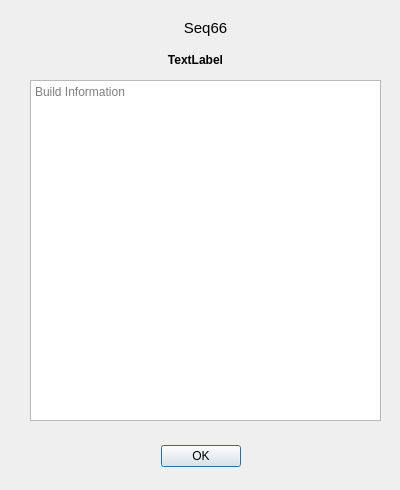
Qt form seq_qt5/forms/qsbuildinfo.ui (ahlstromcj/seq66) before a commit.
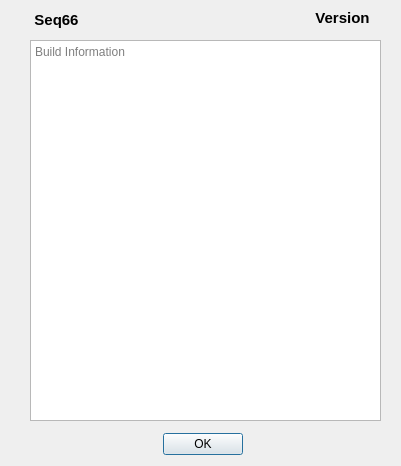
The same form after that commit.

The edit to the form file:
```diff
--- a/seq_qt5/forms/qsbuildinfo.ui
+++ b/seq_qt5/forms/qsbuildinfo.ui
@@ -6,8 +6,8 @@
    <rect>
     <x>0</x>
     <y>0</y>
-    <width>400</width>
-    <height>490</height>
+    <width>401</width>
+    <height>466</height>
    </rect>
   </property>
   <property name="windowTitle">
@@ -16,8 +16,8 @@
   <widget class="QDialogButtonBox" name="buttonBox">
    <property name="geometry">
     <rect>
-     <x>150</x>
-     <y>440</y>
+     <x>152</x>
+     <y>428</y>
      <width>91</width>
      <height>32</height>
     </rect>
@@ -32,15 +32,17 @@
   <widget class="QLabel" name="buildProgramLabel">
    <property name="geometry">
     <rect>
-     <x>40</x>
-     <y>20</y>
-     <width>331</width>
+     <x>28</x>
+     <y>12</y>
+     <width>57</width>
      <height>16</height>
     </rect>
    </property>
    <property name="font">
     <font>
      <pointsize>11</pointsize>
+     <weight>75</weight>
+     <bold>true</bold>
     </font>
    </property>
    <property name="text">
@@ -53,20 +55,21 @@
   <widget class="QLabel" name="buildVersionLabel">
    <property name="geometry">
     <rect>
-     <x>20</x>
-     <y>50</y>
-     <width>351</width>
+     <x>304</x>
+     <y>8</y>
+     <width>77</width>
      <height>20</height>
     </rect>
    </property>
    <property name="font">
     <font>
+     <pointsize>11</pointsize>
      <weight>75</weight>
      <bold>true</bold>
     </font>
    </property>
    <property name="text">
-    <string>TextLabel</string>
+    <string>Version</string>
    </property>
    <property name="alignment">
     <set>Qt::AlignCenter</set>
@@ -76,9 +79,9 @@
    <property name="geometry">
     <rect>
      <x>30</x>
-     <y>80</y>
+     <y>40</y>
      <width>351</width>
-     <height>341</height>
+     <height>381</height>
     </rect>
    </property>
    <property name="readOnly">
```
